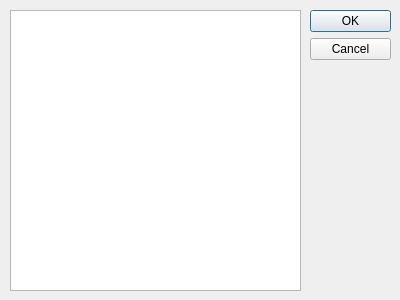
XsparkieX/BuildMonitor, file BuildMonitor/ProjectPicker.ui: the form before one commit.
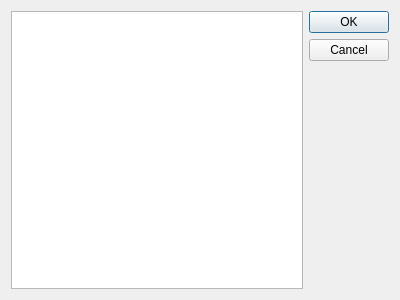
The form after the commit.

Commit message: Some more layout fixes and incremented the version number.

The edit to the form file:
```diff
--- a/BuildMonitor/ProjectPicker.ui
+++ b/BuildMonitor/ProjectPicker.ui
@@ -13,15 +13,12 @@
   <property name="windowTitle">
    <string>Projects</string>
   </property>
+  <layout class="QGridLayout" name="gridLayout">
+   <item row="0" column="0">
+    <widget class="QListView" name="projectList"/>
+   </item>
+   <item row="0" column="1">
   <widget class="QDialogButtonBox" name="confirmationButtons">
-   <property name="geometry">
-    <rect>
-     <x>310</x>
-     <y>10</y>
-     <width>81</width>
-     <height>281</height>
-    </rect>
-   </property>
    <property name="orientation">
     <enum>Qt::Vertical</enum>
    </property>
@@ -29,16 +26,8 @@
     <set>QDialogButtonBox::Cancel|QDialogButtonBox::Ok</set>
    </property>
   </widget>
-  <widget class="QListView" name="projectList">
-   <property name="geometry">
-    <rect>
-     <x>10</x>
-     <y>10</y>
-     <width>291</width>
-     <height>281</height>
-    </rect>
-   </property>
-  </widget>
+   </item>
+  </layout>
  </widget>
  <resources/>
  <connections>
```
Lines whose indentation alone changed are shown as unchanged. The commit also changes 3 other files.
